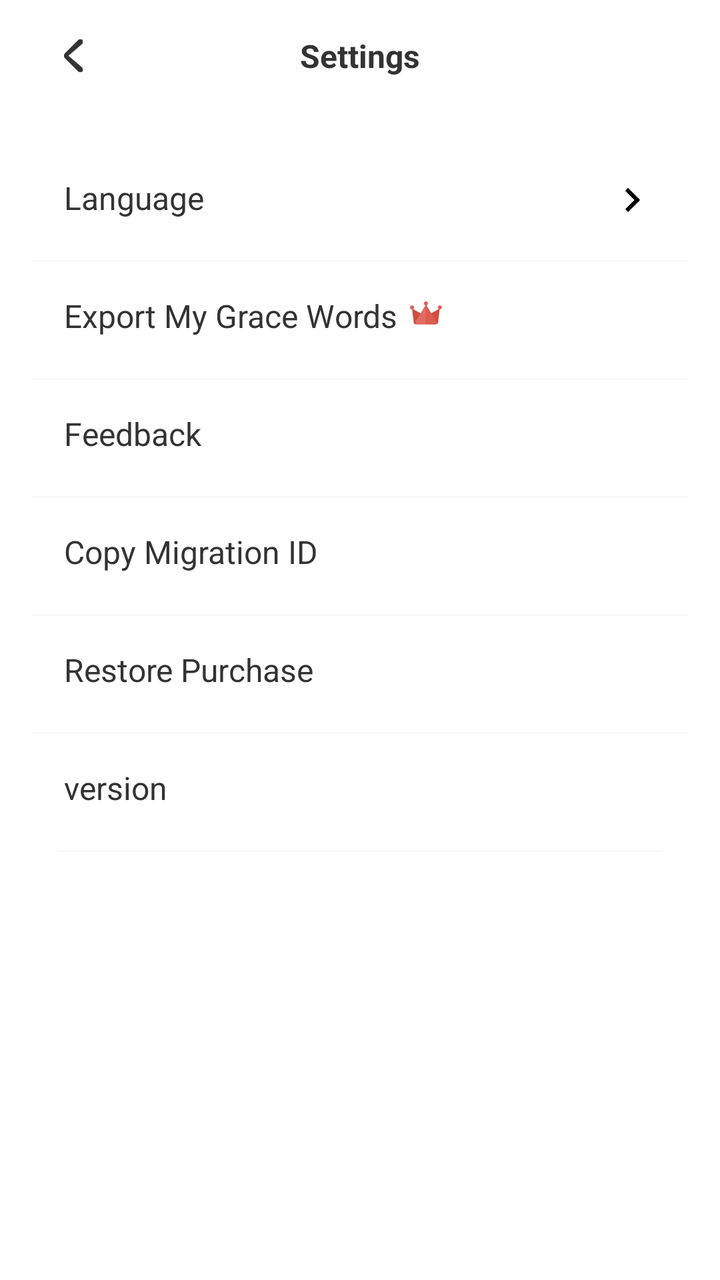
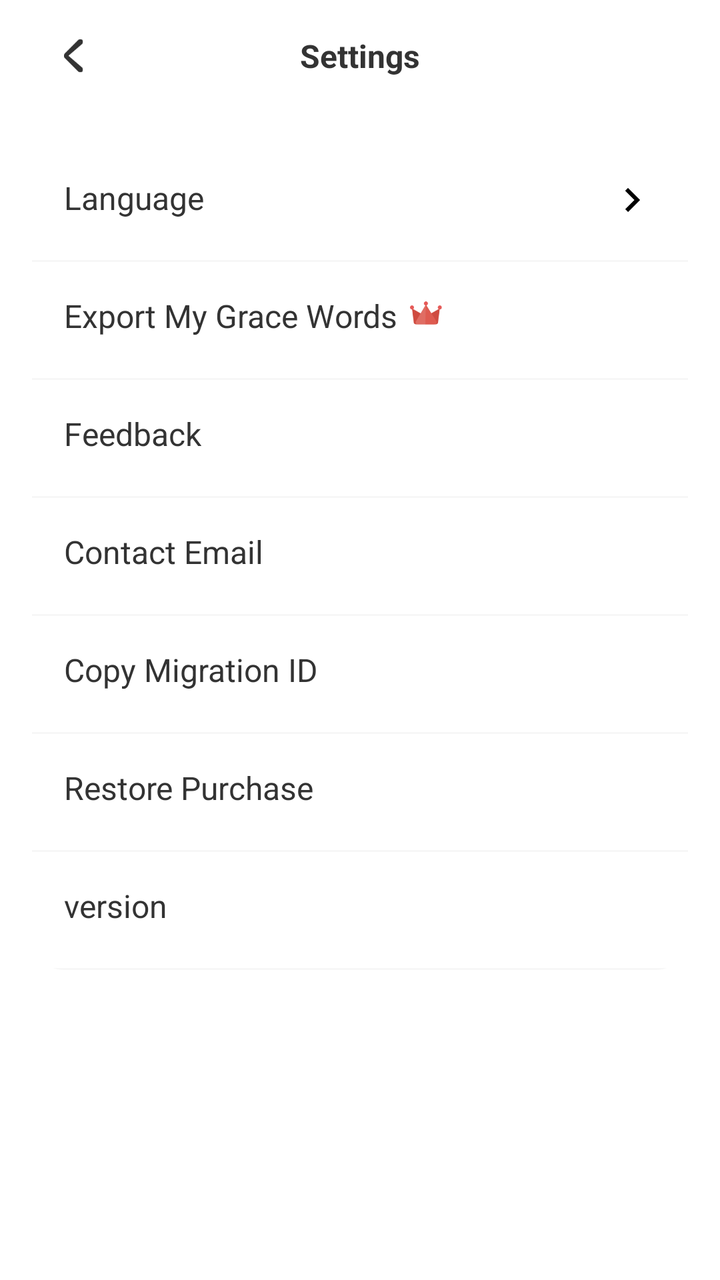

Screens rendered from an Android XML layout before and after an edit, with the pre-edit source and the edit as a unified diff.
<!-- AndroidManifest.xml: application theme GGTheme -->
<!-- res/layout/activity_setting.xml -->
<LinearLayout xmlns:android="http://schemas.android.com/apk/res/android"
    xmlns:app="http://schemas.android.com/apk/res-auto"
    android:layout_width="match_parent"
    android:layout_height="wrap_content"
    android:id="@+id/main"
    android:orientation="vertical">

    <FrameLayout
        android:layout_width="match_parent"
        android:layout_height="?attr/actionBarSize"
        android:background="@android:color/transparent"
        android:clickable="true"
        android:focusable="true">

        <ImageView
            android:id="@+id/home"
            android:layout_width="wrap_content"
            android:layout_height="wrap_content"
            android:layout_gravity="left|center"
            android:layout_marginLeft="16dp"
            android:padding="16dp"
            android:src="@drawable/ic_back" />

        <TextView
            android:layout_width="wrap_content"
            android:layout_height="wrap_content"
            android:layout_gravity="center"
            android:text="@string/settings"
            android:textColor="@color/item_text_normal"
            android:textSize="16sp"
            android:textStyle="bold" />
    </FrameLayout>

    <com.google.android.material.card.MaterialCardView
        android:layout_width="match_parent"
        android:layout_height="wrap_content"
        android:layout_margin="16dp"
        android:background="#FFFFFF"
        app:cardCornerRadius="16dp"
        app:cardElevation="0dp"
        app:cardPreventCornerOverlap="false"
        app:strokeColor="#6A6A6A">

        
        <LinearLayout
            android:id="@+id/cardView"
            android:layout_width="match_parent"
            android:layout_height="match_parent"
            android:orientation="vertical">

            <LinearLayout
                android:id="@+id/config_lang"
                android:layout_width="match_parent"
                android:layout_height="58dp"
                android:orientation="horizontal"
                android:padding="16dp">

                
                <TextView
                    android:layout_width="0dp"
                    android:layout_height="wrap_content"
                    android:layout_weight="1"
                    android:ellipsize="end"
                    android:maxLines="1"
                    android:text="@string/settings_lang"
                    android:textColor="@color/item_text_normal"
                    android:textSize="16sp" />

                
                <TextView
                    android:id="@+id/lang_value"
                    android:layout_width="wrap_content"
                    android:layout_height="wrap_content"
                    android:layout_marginEnd="8dp"
                    android:ellipsize="end"
                    android:maxLines="1"
                    android:textColor="@color/text_gray"
                    android:textSize="14sp" />

                
                <ImageView
                    android:layout_width="wrap_content"
                    android:layout_height="wrap_content"
                    android:src="@drawable/ic_arrow_right"
                    app:tint="#8A000000" />

            </LinearLayout>

            <View
                android:layout_width="match_parent"
                android:layout_height="1dp"
                android:background="@color/gray_divider" />


            <LinearLayout
                android:id="@+id/export"
                android:layout_width="match_parent"
                android:layout_height="58dp"
                android:orientation="horizontal"
                android:padding="16dp">

                <TextView
                    android:layout_width="wrap_content"
                    android:layout_height="wrap_content"
                    android:text="@string/setting_export"
                    android:textColor="@color/item_text_normal"
                    android:textSize="16sp" />
                
                <ImageView
                    android:id="@+id/export_vip"
                    android:layout_width="16dp"
                    android:layout_height="wrap_content"
                    android:layout_marginLeft="6dp"
                    android:src="@mipmap/ic_vip"/>
            </LinearLayout>


            <View
                android:layout_width="match_parent"
                android:layout_height="1dp"
                android:background="@color/gray_divider" />

            <LinearLayout
                android:id="@+id/feedback"
                android:layout_width="match_parent"
                android:layout_height="58dp"
                android:orientation="horizontal"
                android:padding="16dp">

                <TextView
                    android:layout_width="wrap_content"
                    android:layout_height="wrap_content"
                    android:text="@string/feedback"
                    android:textColor="@color/item_text_normal"
                    android:textSize="16sp" />
            </LinearLayout>

            <View
                android:layout_width="match_parent"
                android:layout_height="1dp"
                android:background="@color/gray_divider" />

            <LinearLayout
                android:id="@+id/my_userid"
                android:layout_width="match_parent"
                android:layout_height="58dp"
                android:orientation="horizontal"
                android:padding="16dp">

                <TextView
                    android:layout_width="wrap_content"
                    android:layout_height="wrap_content"
                    android:text="@string/get_my_userid"
                    android:textColor="@color/item_text_normal"
                    android:textSize="16sp" />
            </LinearLayout>

            <View
                android:layout_width="match_parent"
                android:layout_height="1dp"
                android:background="@color/gray_divider" />

            <LinearLayout
                android:id="@+id/restore_subscription"
                android:layout_width="match_parent"
                android:layout_height="58dp"
                android:orientation="horizontal"
                android:padding="16dp">

                <TextView
                    android:layout_width="wrap_content"
                    android:layout_height="wrap_content"
                    android:text="@string/restore_subscription"
                    android:textColor="@color/item_text_normal"
                    android:textSize="16sp" />
            </LinearLayout>

            <View
                android:layout_width="match_parent"
                android:layout_height="1dp"
                android:background="@color/gray_divider" />

            <LinearLayout
                android:layout_width="wrap_content"
                android:layout_height="58dp"
                android:orientation="horizontal"
                android:padding="16dp">

                <TextView
                    android:id="@+id/version"
                    android:layout_width="wrap_content"
                    android:layout_height="wrap_content"
                    android:text="version"
                    android:textColor="@color/item_text_normal"
                    android:textSize="16sp" />
            </LinearLayout>

            <View
                android:layout_width="match_parent"
                android:layout_height="1dp"
                android:background="@color/gray_divider" />

            <LinearLayout
                android:id="@+id/debug"
                android:layout_width="wrap_content"
                android:layout_height="58dp"
                android:orientation="horizontal"
                android:visibility="gone"
                android:padding="16dp">

                <TextView
                    android:layout_width="wrap_content"
                    android:layout_height="wrap_content"
                    android:text="debug"
                    android:textColor="@color/item_text_normal"
                    android:textSize="16sp" />
            </LinearLayout>
        </LinearLayout>
    </com.google.android.material.card.MaterialCardView>


</LinearLayout>
<!-- resources referenced by this layout -->
<resources>
  <color name="gray_divider">#F7F7F7</color>
  <color name="item_text_normal">#333333</color>
  <color name="text_gray">#B1B1B1</color>
  <!-- drawable ic_arrow_right (drawable) -->
  <vector xmlns:android="http://schemas.android.com/apk/res/android"
      android:width="24dp"
      android:height="24dp"
      android:viewportWidth="24"
      android:viewportHeight="24">
      <path
          android:fillColor="@android:color/black"
          android:pathData="M8.59,16.59L13.17,12L8.59,7.41L10,6l6,6l-6,6L8.59,16.59z"/>
  </vector>
  <!-- drawable ic_back: png bitmap (drawable-hdpi, 677 bytes) -->
  <!-- mipmap ic_vip: png bitmap (mipmap-hdpi, 1477 bytes) -->
  <string name="feedback">Feedback</string>
  <string name="get_my_userid">Copy Migration ID</string>
  <string name="restore_subscription">Restore Purchase</string>
  <string name="setting_export">Export My Grace Words</string>
  <string name="settings">Settings</string>
  <string name="settings_lang">Language</string>
  <style name="GGTheme" parent="Theme.MaterialComponents.Light.Bridge">
          <item name="android:windowIsTranslucent">true</item>
  
          
  
          
          <item name="android:windowFullscreen">false</item>
          <item name="windowActionBar">false</item>
          <item name="android:windowActionBar">false</item>
          <item name="windowNoTitle">true</item>
          <item name="android:windowNoTitle">true</item>
          
          <item name="android:windowBackground">@color/white</item>
          
          <item name="android:navigationBarColor">@color/white</item>
          
          <item name="android:statusBarColor">@color/white</item>
  
  
  
  
  
          <item name="colorPrimary">@color/white</item>
          <item name="colorPrimaryDark">#2D8659</item>
  
          <item name="colorAccent">#339966</item>
          <item name="colorControlNormal">@color/text_primary</item>
  
          <item name="outcomingDefaultBubbleColor">#2D8659</item>
          <item name="outcomingDefaultBubblePressedColor">#2D8659</item>
  
  
  
  
      </style>
  <color name="white">#FFFFFFFF</color>
  <color name="text_primary">@android:color/black</color>
</resources>

<!-- the commit's change to res/layout/activity_setting.xml (unified diff, before → after) -->
@@ -134,7 +134,36 @@
                     android:textColor="@color/item_text_normal"
                     android:textSize="16sp" />
             </LinearLayout>
-
+            <View
+                android:layout_width="match_parent"
+                android:layout_height="1dp"
+                android:background="@color/gray_divider" />
+
+            <LinearLayout
+                android:id="@+id/contact_email"
+                android:layout_width="match_parent"
+                android:layout_height="58dp"
+                android:orientation="horizontal"
+                android:padding="16dp">
+
+                <TextView
+                    android:layout_width="wrap_content"
+                    android:layout_height="wrap_content"
+                    android:text="@string/contact_email"
+                    android:textColor="@color/item_text_normal"
+                    android:textSize="16sp" />
+                <View
+                    android:layout_width="0dp"
+                    android:layout_height="1dp"
+                    android:layout_weight="1"
+                    />
+                <TextView
+                    android:id="@+id/email"
+                    android:layout_width="wrap_content"
+                    android:layout_height="wrap_content"
+                    android:textColor="@color/text_gray"
+                    android:textSize="14sp" />
+            </LinearLayout>
             <View
                 android:layout_width="match_parent"
                 android:layout_height="1dp"
<!-- resource entries referenced after the edit -->
@@ -15,6 +15,7 @@
   </vector>
   <!-- drawable ic_back: png bitmap (drawable-hdpi, 677 bytes) -->
   <!-- mipmap ic_vip: png bitmap (mipmap-hdpi, 1477 bytes) -->
+  <string name="contact_email">Contact Email</string>
   <string name="feedback">Feedback</string>
   <string name="get_my_userid">Copy Migration ID</string>
   <string name="restore_subscription">Restore Purchase</string>
